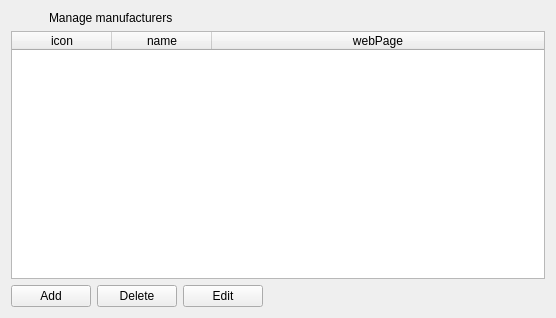
Above: client/uiforms/manufacturers.ui from Wolframe/configurator before the change. Below: the same form after it.
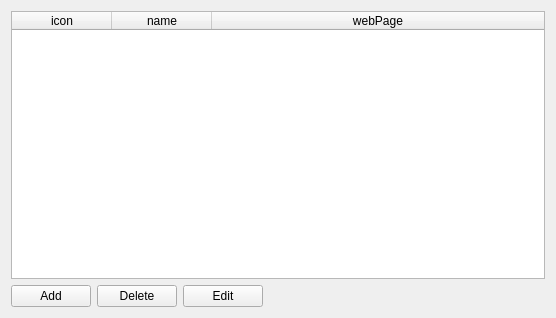
That is the form after the change. Icons and pictures are not drawn.

```diff
--- a/client/uiforms/manufacturers.ui
+++ b/client/uiforms/manufacturers.ui
@@ -64,34 +64,7 @@
      </item>
     </layout>
    </item>
-   <item row="1" column="0">
-    <layout class="QHBoxLayout" name="horizontalLayout_2">
-     <item>
-      <widget class="QLabel" name="label">
-       <property name="maximumSize">
-        <size>
-         <width>32</width>
-         <height>32</height>
-        </size>
-       </property>
-       <property name="text">
-        <string/>
-       </property>
-       <property name="pixmap">
-        <pixmap resource="../configurator.qrc">:/images/building.png</pixmap>
-       </property>
-      </widget>
-     </item>
-     <item>
-      <widget class="QLabel" name="label_2">
-       <property name="text">
-        <string>Manage manufacturers</string>
-       </property>
-      </widget>
-     </item>
-    </layout>
-   </item>
-   <item row="3" column="0">
+   <item row="2" column="0">
     <widget class="QTableWidget" name="manufacturer">
      <property name="horizontalScrollBarPolicy">
       <enum>Qt::ScrollBarAsNeeded</enum>
```
Left out of the diff: 6 changed lines with no effect on the pictures.
